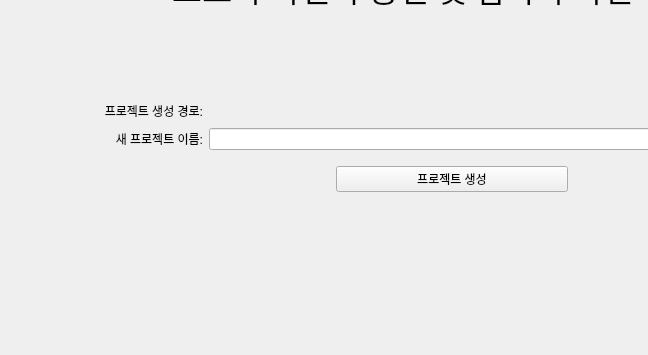
Above: UI/ui/first.ui from Adel-es/multi_covid19_cctv_analyzer before the change; both pictures show x 0 to 648 and y 222 to 577 of the 904 by 577 pixel window. Below: the same form after it.
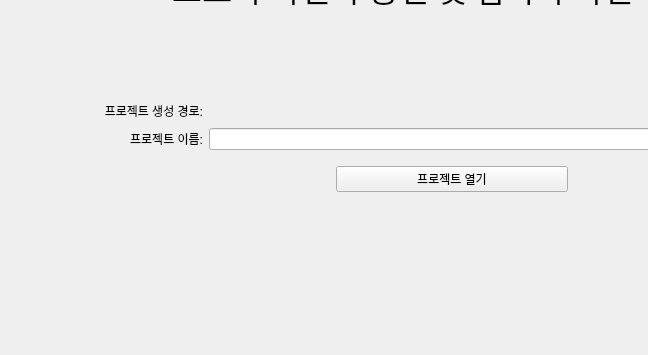
That is the form after the change.

Commit message: Modify UI, resize contactor's original picture regularaly, and get clock in video name

```diff
--- a/UI/ui/first.ui
+++ b/UI/ui/first.ui
@@ -42,7 +42,7 @@
      <item row="1" column="0">
       <widget class="QLabel" name="label">
        <property name="text">
-        <string>새 프로젝트 이름:</string>
+        <string>프로젝트 이름:</string>
        </property>
        <property name="alignment">
         <set>Qt::AlignRight|Qt::AlignTrailing|Qt::AlignVCenter</set>
@@ -168,7 +168,7 @@
      <item>
       <widget class="QPushButton" name="createBtn">
        <property name="text">
-        <string>프로젝트 생성</string>
+        <string>프로젝트 열기</string>
        </property>
       </widget>
      </item>
```
The commit also changes 4 other files.
